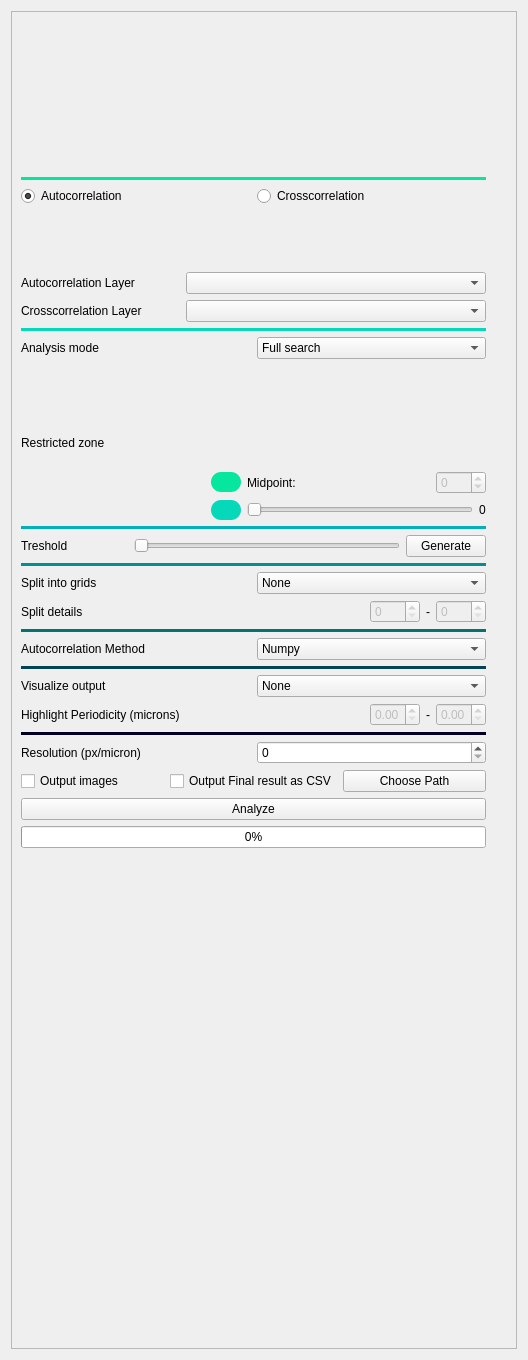
First picture: the form in src/napari_k2_wavebreaker/static/form.ui, repository SamKVs/napari-k2-WaveBreaker, before the edit.
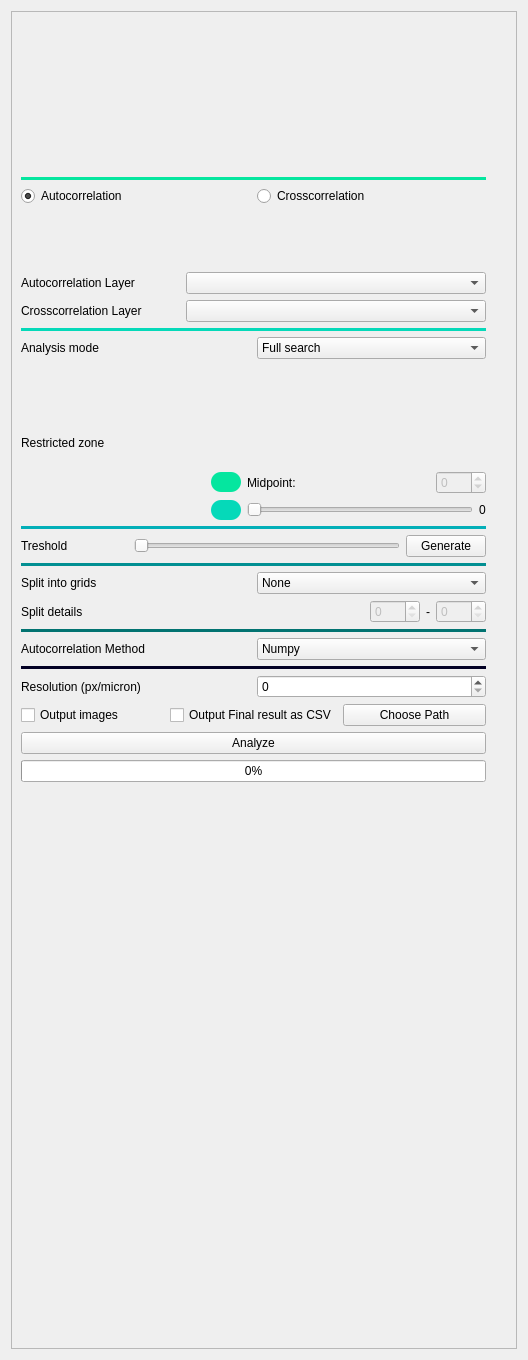
Second picture: the form after the edit. Icons and pictures are not drawn. Custom widgets are drawn as their Qt base class.

```diff
--- a/src/napari_k2_wavebreaker/static/form.ui
+++ b/src/napari_k2_wavebreaker/static/form.ui
@@ -755,103 +755,6 @@
            </item>
           </layout>
          </item>
-         <item>
-          <widget class="Line" name="line_18">
-           <property name="styleSheet">
-            <string notr="true">border: 2px solid #024451</string>
-           </property>
-           <property name="orientation">
-            <enum>Qt::Horizontal</enum>
-           </property>
-          </widget>
-         </item>
-         <item>
-          <layout class="QHBoxLayout" name="horizontalLayout_10">
-           <item>
-            <widget class="QLabel" name="label_10">
-             <property name="text">
-              <string>Visualize output</string>
-             </property>
-            </widget>
-           </item>
-           <item>
-            <widget class="QComboBox" name="comboBox_visOutput">
-             <item>
-              <property name="text">
-               <string>None</string>
-              </property>
-             </item>
-             <item>
-              <property name="text">
-               <string>2D PCA</string>
-              </property>
-             </item>
-             <item>
-              <property name="text">
-               <string>3D</string>
-              </property>
-             </item>
-            </widget>
-           </item>
-          </layout>
-         </item>
-         <item>
-          <layout class="QHBoxLayout" name="horizontalLayout_14">
-           <item>
-            <widget class="QLabel" name="label_15">
-             <property name="text">
-              <string>Highlight Periodicity (microns)</string>
-             </property>
-            </widget>
-           </item>
-           <item>
-            <spacer name="horizontalSpacer_4">
-             <property name="orientation">
-              <enum>Qt::Horizontal</enum>
-             </property>
-             <property name="sizeHint" stdset="0">
-              <size>
-               <width>40</width>
-               <height>20</height>
-              </size>
-             </property>
-            </spacer>
-           </item>
-           <item>
-            <widget class="QDoubleSpinBox" name="doubleSpinBox_visLeft">
-             <property name="enabled">
-              <bool>false</bool>
-             </property>
-             <property name="maximumSize">
-              <size>
-               <width>50</width>
-               <height>16777215</height>
-              </size>
-             </property>
-            </widget>
-           </item>
-           <item alignment="Qt::AlignHCenter">
-            <widget class="QLabel" name="label_16">
-             <property name="text">
-              <string>-</string>
-             </property>
-            </widget>
-           </item>
-           <item>
-            <widget class="QDoubleSpinBox" name="doubleSpinBox_visRight">
-             <property name="enabled">
-              <bool>false</bool>
-             </property>
-             <property name="maximumSize">
-              <size>
-               <width>50</width>
-               <height>16777215</height>
-              </size>
-             </property>
-            </widget>
-           </item>
-          </layout>
-         </item>
          <item>
           <widget class="Line" name="line_19">
            <property name="styleSheet">
```
